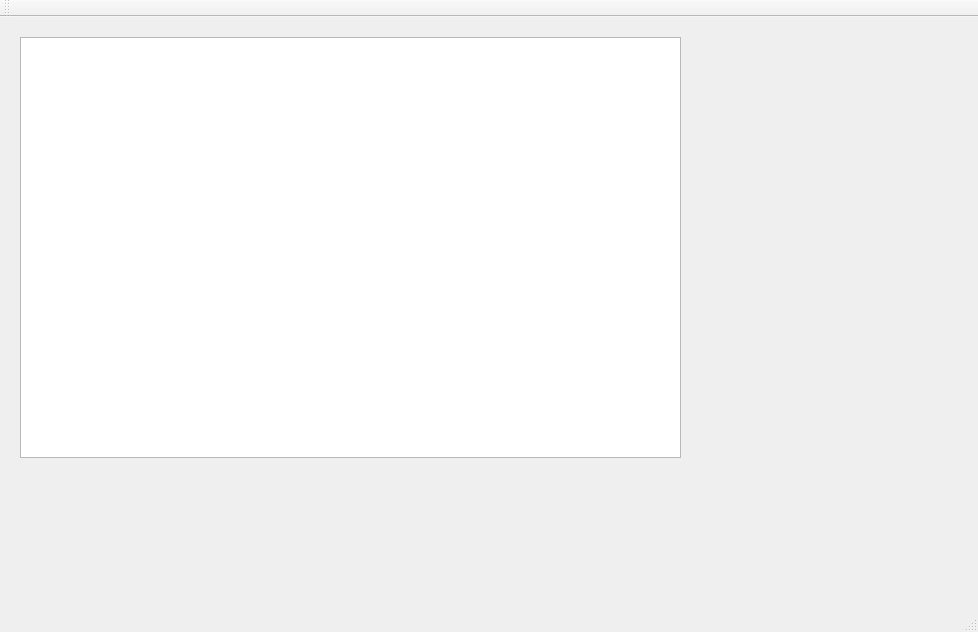
Old version of the form try-db/try-model-view/mainwindow.ui in the repository smandyscom/try-qt.
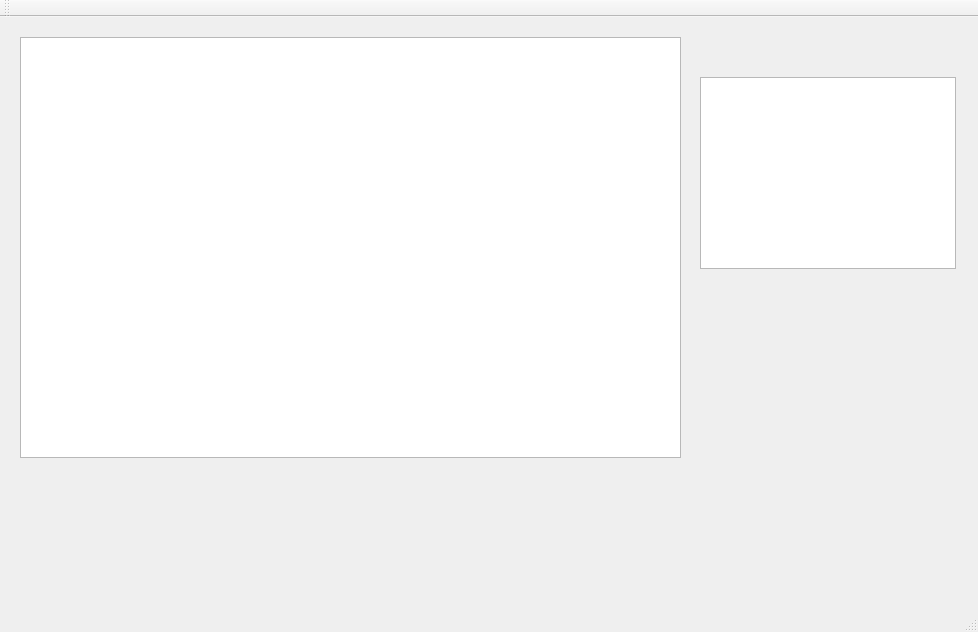
New version of the form.

Diff of the .ui file:
```diff
--- a/try-db/try-model-view/mainwindow.ui
+++ b/try-db/try-model-view/mainwindow.ui
@@ -23,6 +23,19 @@
       <height>421</height>
      </rect>
     </property>
+    <property name="selectionMode">
+     <enum>QAbstractItemView::ExtendedSelection</enum>
+    </property>
+   </widget>
+   <widget class="QTextBrowser" name="textBrowser">
+    <property name="geometry">
+     <rect>
+      <x>700</x>
+      <y>60</y>
+      <width>256</width>
+      <height>192</height>
+     </rect>
+    </property>
    </widget>
   </widget>
   <widget class="QMenuBar" name="menuBar">
```
